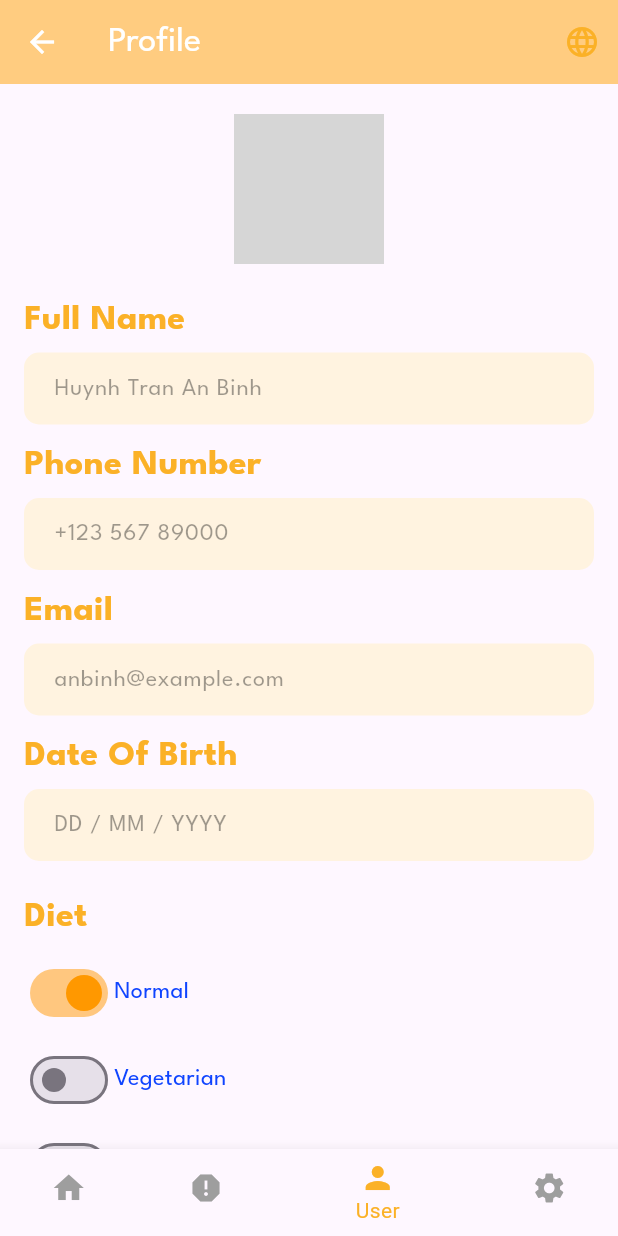
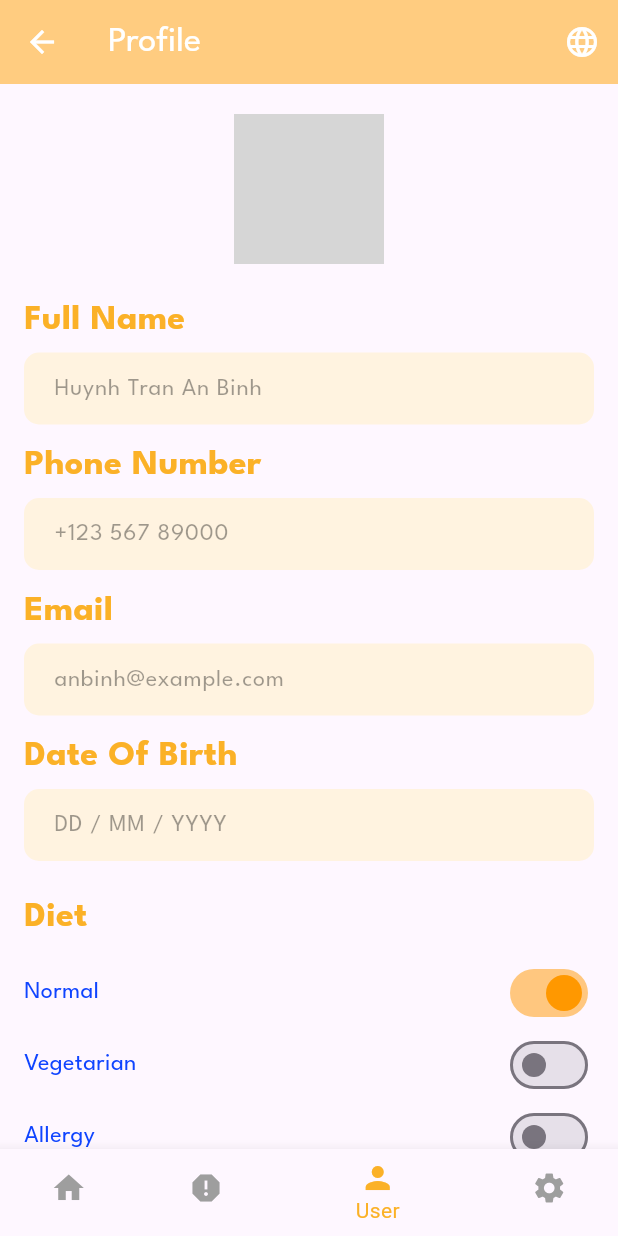
Before and after one commit to ngocleltt/riskprediction, a Flutter app: the ProfileScreen screen opened directly with empty values, on a phone screen of 412 x 824 dp. Run offline on Flutter 3.47's test engine with Material 3 defaults, Android fonts, the phone set to English and light mode, and no system bars; our stand-ins replace image_picker; missing offline and left inert: syncfusion_flutter_pdfviewer; grey boxes are pictures that could not be loaded.

Commit message:
document.dart and edit profile

```diff
--- a/assets/lang/intl_ar.json
+++ b/assets/lang/intl_ar.json
@@ -192,5 +192,9 @@
   "home": "الرئيسية",
   "report": "تقرير",
   "user": "المستخدم",
-  "settings": "الإعدادات"
+  "settings": "الإعدادات",
+  "allergy": "アレルギー",
+  "what_allergy": "どのような食べ物にアレルギーがありますか？",
+  "cant_eat_food": "食べられない食品の種類",
+  "cant_eat_reason": "理由"
 }
--- a/assets/lang/intl_de.json
+++ b/assets/lang/intl_de.json
@@ -196,5 +196,9 @@
   "home": "Startseite",
   "report": "Bericht",
   "user": "Benutzer",
-  "settings": "Einstellungen"
+  "settings": "Einstellungen",
+  "allergy": "Allergie",
+  "what_allergy": "Gegen welche Art von Lebensmitteln sind Sie allergisch?",
+  "cant_eat_food": "Art von Lebensmitteln, die Sie nicht essen können",
+  "cant_eat_reason": "Grund"
 }
--- a/assets/lang/intl_es.json
+++ b/assets/lang/intl_es.json
@@ -190,5 +190,9 @@
   "home": "Inicio",
   "report": "Reporte",
   "user": "Usuario",
-  "settings": "Configuración"
+  "settings": "Configuración",
+  "allergy": "Alergia",
+  "what_allergy": "¿A qué tipo de comida eres alérgico?",
+  "cant_eat_food": "Tipo de comida que no puedes comer",
+  "cant_eat_reason": "Razón"
 }
--- a/assets/lang/intl_fr.json
+++ b/assets/lang/intl_fr.json
@@ -197,5 +197,9 @@
   "home": "Accueil",
   "report": "Rapport",
   "user": "Utilisateur",
-  "settings": "Paramètres"
+  "settings": "Paramètres",
+  "allergy": "Allergie",
+  "what_allergy": "À quel type d'aliments êtes-vous allergique ?",
+  "cant_eat_food": "Type d'aliment que vous ne pouvez pas manger",
+  "cant_eat_reason": "Raison"
 }
--- a/assets/lang/intl_zh.json
+++ b/assets/lang/intl_zh.json
@@ -194,5 +194,9 @@
   "home": "首页",
   "report": "报告",
   "user": "用户",
-  "settings": "设置"
+  "settings": "设置",
+  "allergy": "过敏",
+  "what_allergy": "你对哪种食物过敏？",
+  "cant_eat_food": "不能吃的食物类型",
+  "cant_eat_reason": "原因"
 }
--- a/lib/screens/profile_screen.dart
+++ b/lib/screens/profile_screen.dart
@@ -3,6 +3,50 @@ import 'package:riskprediction/styles/app_style.dart';
 import 'package:riskprediction/app_localizations.dart';
 import 'package:riskprediction/widgets/custom_bottom_navigation_bar.dart';
 import 'package:riskprediction/widgets/language_selector.dart';
+
+class EditableProfileField extends StatelessWidget {
+  final String label;
+  final String initialValue;
+  final String? hintText;
+  final int maxLines;
+
+  const EditableProfileField({
+    required this.label,
+    required this.initialValue,
+    this.hintText,
+    this.maxLines = 1,
+    Key? key,
+  }) : super(key: key);
+
+  @override
+  Widget build(BuildContext context) {
+    return Column(
+      crossAxisAlignment: CrossAxisAlignment.start,
+      children: [
+        Text(
+          label,
+          style: AppStyles.subHeadingStyle.copyWith(fontWeight: FontWeight.bold),
+        ),
+        SizedBox(height: 5),
+        TextFormField(
+          initialValue: initialValue.isNotEmpty ? initialValue : null,
+          maxLines: maxLines,
+          decoration: InputDecoration(
+            hintText: hintText,
+            contentPadding: EdgeInsets.symmetric(horizontal: 16, vertical: 12),
+            filled: true,
+            fillColor: Colors.orange.shade50,
+            border: OutlineInputBorder(
+              borderRadius: BorderRadius.circular(10),
+              borderSide: BorderSide.none,
+            ),
+          ),
+          style: AppStyles.bodyStyle.copyWith(fontSize: 16, color: Colors.black38),
+        ),
+      ],
+    );
+  }
+}
 
 class ProfileScreen extends StatefulWidget {
   final Function(Locale) onLocaleChange;
@@ -16,15 +60,20 @@ class ProfileScreen extends StatefulWidget {
 
 class _ProfileScreenState extends State<ProfileScreen> {
   int _currentIndex = 0;
+  bool isNormalDiet = true;
+  bool isVegetarianDiet = false;
+  bool isAllergyDiet = false;
+  bool isCantEat = false;
+
+  String allergyDetails = '';
+  String cantEatFood = '';
+  String cantEatReason = '';
 
   void _onTabTapped(int index) {
     setState(() {
       _currentIndex = index;
     });
   }
-  bool isNormalDiet = true;
-  bool isVegetarianDiet = false;
-  bool isAllergyDiet = false;
 
   @override
   Widget build(BuildContext context) {
@@ -41,7 +90,7 @@ class _ProfileScreenState extends State<ProfileScreen> {
           style: AppStyles.subHeadingStyle.copyWith(color: Colors.white),
         ),
         actions: [
-          LanguageSelector(onLocaleChange: widget.onLocaleChange),
+          LanguageSelector(onLocaleChange: widget.onLocaleChange, iconColor: Colors.white,),
         ],
       ),
       body: SingleChildScrollView(
@@ -57,7 +106,7 @@ class _ProfileScreenState extends State<ProfileScreen> {
                 alignment: Alignment.bottomRight,
                 child: GestureDetector(
                   onTap: () {
-                    // Add functionality to change profile picture
+
                   },
                   child: Container(
                     decoration: BoxDecoration(
@@ -74,17 +123,34 @@ class _ProfileScreenState extends State<ProfileScreen> {
               ),
             ),
             SizedBox(height: 20),
-            _buildEditableProfileField(AppLocalizations.of(context)?.translate('full_name') ?? '', 'Huynh Tran An Binh'),
+            EditableProfileField(
+              label: AppLocalizations.of(context)?.translate('full_name') ?? '',
+              initialValue: 'Huynh Tran An Binh',
+            ),
             SizedBox(height: 10),
-            _buildEditableProfileField(AppLocalizations.of(context)?.translate('phone_number') ?? '', '+123 567 89000'),
+            EditableProfileField(
+              label: AppLocalizations.of(context)?.translate('phone_number') ?? '',
+              initialValue: '+123 567 89000',
+            ),
             SizedBox(height: 10),
-            _buildEditableProfileField(AppLocalizations.of(context)?.translate('email') ?? '', 'anbinh@example.com'),
+            EditableProfileField(
+              label: AppLocalizations.of(context)?.translate('email') ?? '',
+              initialValue: 'anbinh@example.com',
+            ),
             SizedBox(height: 10),
-            _buildEditableProfileField(AppLocalizations.of(context)?.translate('date_of_birth') ?? '', 'DD / MM / YYYY'),
+            EditableProfileField(
+              label: AppLocalizations.of(context)?.translate('date_of_birth') ?? '',
+              initialValue: 'DD / MM / YYYY',
+            ),
             SizedBox(height: 20),
             _buildDietOptions(),
             SizedBox(height: 20),
-            _buildEditableProfileField(AppLocalizations.of(context)?.translate('bio') ?? '', AppLocalizations.of(context)?.translate('write_bio') ?? '', maxLines: 5),
+            EditableProfileField(
+              label: AppLocalizations.of(context)?.translate('bio') ?? '',
+              initialValue: '',
+              hintText: AppLocalizations.of(context)?.translate('write_bio') ?? '',
+              maxLines: 5,
+            ),
             SizedBox(height: 30),
             ElevatedButton(
               style: ElevatedButton.styleFrom(
@@ -95,6 +161,7 @@ class _ProfileScreenState extends State<ProfileScreen> {
                 padding: EdgeInsets.symmetric(horizontal: 32, vertical: 12),
               ),
               onPressed: () {
+
               },
               child: Text(
                 AppLocalizations.of(context)?.translate('update_profile') ?? '',
@@ -113,33 +180,6 @@ class _ProfileScreenState extends State<ProfileScreen> {
     );
   }
 
-  Widget _buildEditableProfileField(String label, String initialValue, {int maxLines = 1}) {
-    return Column(
-      crossAxisAlignment: CrossAxisAlignment.start,
-      children: [
-        Text(
-          label,
-          style: AppStyles.subHeadingStyle.copyWith(fontWeight: FontWeight.bold),
-        ),
-        SizedBox(height: 5),
-        TextFormField(
-          initialValue: initialValue,
-          maxLines: maxLines,
-          decoration: InputDecoration(
-            contentPadding: EdgeInsets.symmetric(horizontal: 16, vertical: 12),
-            filled: true,
-            fillColor: Colors.orange.shade50,
-            border: OutlineInputBorder(
-              borderRadius: BorderRadius.circular(10),
-              borderSide: BorderSide.none,
-            ),
-          ),
-          style: AppStyles.bodyStyle.copyWith(fontSize: 16, color: Colors.black38),
-        ),
-      ],
-    );
-  }
-
   Widget _buildDietOptions() {
     return Column(
       crossAxisAlignment: CrossAxisAlignment.start,
@@ -149,43 +189,104 @@ class _ProfileScreenState extends State<ProfileScreen> {
           style: AppStyles.subHeadingStyle.copyWith(fontWeight: FontWeight.bold),
         ),
         SizedBox(height: 10),
-        Column(
-          children: [
-            _buildDietOption(AppLocalizations.of(context)?.translate('normal') ?? '', isNormalDiet, (value) {
+        _buildSwitchRow('normal', isNormalDiet, (value) {
           setState(() {
             isNormalDiet = value;
           });
         }),
-            SizedBox(height: 10),
-            _buildDietOption(AppLocalizations.of(context)?.translate('vegetarian') ?? '', isVegetarianDiet, (value) {
+        _buildSwitchRow('vegetarian', isVegetarianDiet, (value) {
           setState(() {
             isVegetarianDiet = value;
           });
         }),
-            SizedBox(height: 10),
-            _buildDietOption(AppLocalizations.of(context)?.translate('allergy') ?? '', isAllergyDiet, (value) {
+        _buildSwitchRow('allergy', isAllergyDiet, (value) {
           setState(() {
             isAllergyDiet = value;
           });
         }),
+        if (isAllergyDiet) ...[
+          SizedBox(height: 10),
+          TextFormField(
+            onChanged: (value) {
+              setState(() {
+                allergyDetails = value;
+              });
+            },
+            decoration: InputDecoration(
+              hintText: AppLocalizations.of(context)?.translate('what_allergy') ??
+                  'What kind of food are you allergic to?',
+              contentPadding: EdgeInsets.symmetric(horizontal: 16, vertical: 12),
+              filled: true,
+              fillColor: Colors.orange.shade50,
+              border: OutlineInputBorder(
+                borderRadius: BorderRadius.circular(10),
+                borderSide: BorderSide.none,
+              ),
+            ),
+          ),
         ],
+        _buildSwitchRow("cant_eat", isCantEat, (value) {
+          setState(() {
+            isCantEat = value;
+          });
+        }),
+        if (isCantEat) ...[
+          SizedBox(height: 10),
+          TextFormField(
+            onChanged: (value) {
+              setState(() {
+                cantEatFood = value;
+              });
+            },
+            decoration: InputDecoration(
+              hintText: AppLocalizations.of(context)?.translate('cant_eat_food') ??
+                  "Can't eat food...",
+              contentPadding: EdgeInsets.symmetric(horizontal: 16, vertical: 12),
+              filled: true,
+              fillColor: Colors.orange.shade50,
+              border: OutlineInputBorder(
+                borderRadius: BorderRadius.circular(10),
+                borderSide: BorderSide.none,
               ),
+            ),
+          ),
+          SizedBox(height: 10),
+          TextFormField(
+            onChanged: (value) {
+              setState(() {
+                cantEatReason = value;
+              });
+            },
+            decoration: InputDecoration(
+              hintText: AppLocalizations.of(context)?.translate('cant_eat_reason') ??
+                  'Lý do',
+              contentPadding: EdgeInsets.symmetric(horizontal: 16, vertical: 12),
+              filled: true,
+              fillColor: Colors.orange.shade50,
+              border: OutlineInputBorder(
+                borderRadius: BorderRadius.circular(10),
+                borderSide: BorderSide.none,
+              ),
+            ),
+          ),
+        ],
       ],
     );
   }
 
-  Widget _buildDietOption(String label, bool value, Function(bool) onChanged) {
+  Widget _buildSwitchRow(String key, bool value, ValueChanged<bool> onChanged) {
     return Row(
+      mainAxisAlignment: MainAxisAlignment.spaceBetween,
       children: [
+        Text(
+          AppLocalizations.of(context)?.translate(key) ?? '',
+          style: AppStyles.bodyStyle.copyWith(fontSize: 16),
+        ),
         Switch(
           value: value,
           onChanged: onChanged,
           activeColor: Colors.orange,
         ),
-        Text(
-          label,
-          style: AppStyles.bodyStyle.copyWith(fontSize: 16),
-        ),
       ],
     );
   }
--- a/pubspec.yaml
+++ b/pubspec.yaml
@@ -13,6 +13,7 @@ dependencies:
   cupertino_icons: ^1.0.6
   intl: ^0.18.1
   image_picker: ^0.8.6+1
+  syncfusion_flutter_pdfviewer: ^20.3.52
   flutter_localizations:
     sdk: flutter
 
@@ -31,6 +32,7 @@ flutter:
 
   assets:
     - assets/images/
+    - assets/documents/
     - assets/lang/intl_en.json
     - assets/lang/intl_ru.json
     - assets/lang/intl_vi.json
```
Also changed, not shown: assets/lang/intl_en.json (+6 -1 lines), assets/lang/intl_ru.json (+6 -1 lines), assets/lang/intl_vi.json (+6 -1 lines), lib/screens/document.dart (added, +91 -0 lines), lib/screens/user_screen.dart (+9 -0 lines), pubspec.lock, 1 other file. Lines whose indentation alone changed are shown as unchanged.
